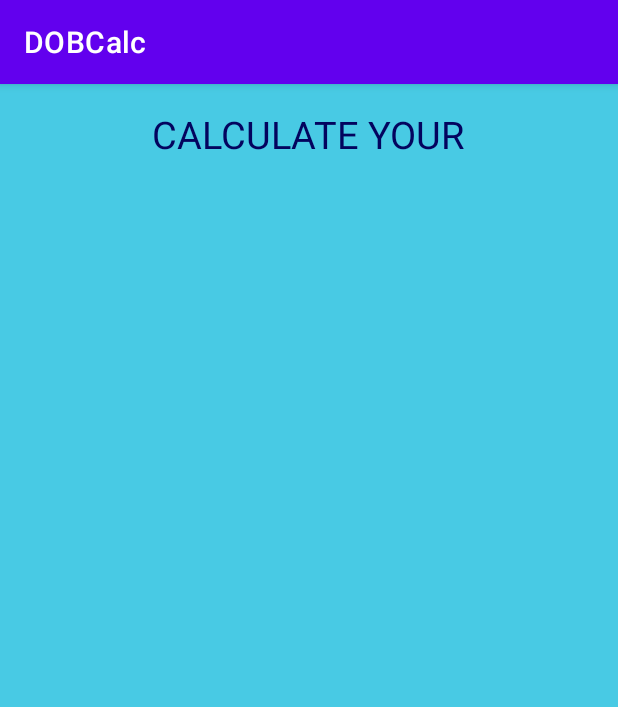
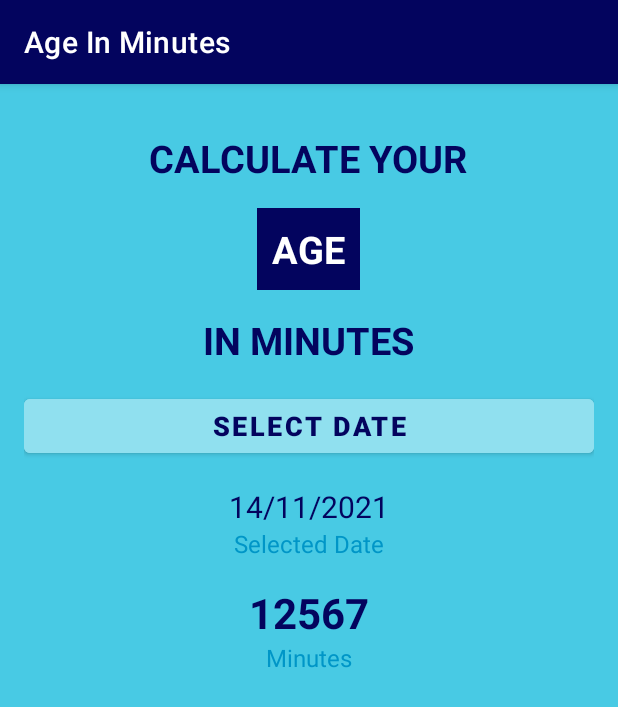
Before and after one commit to UwaisSaleh8141/DateOfBirthCalculator, an Android app: the screen it shows after launch (MainActivity), on a phone screen of 412 x 824 dp. Shown: the top 707 px of the screen. Run offline under Robolectric (Android 15) with nearby library versions, the phone set to English and light mode, and no system bars.

Commit message:
added text views,buttons and updated app name.

```diff
--- a/app/src/main/res/layout/activity_main.xml
+++ b/app/src/main/res/layout/activity_main.xml
@@ -7,15 +7,94 @@
     tools:context=".MainActivity"
     android:orientation="vertical"
     android:gravity="center_horizontal"
-    android:background="@color/bg_blue">
+    android:background="@color/bg_blue"
+    android:padding="16dp">
 
     <TextView
+        android:id="@+id/tv1"
         android:layout_width="wrap_content"
         android:layout_height="wrap_content"
         android:layout_marginTop="16dp"
         android:text="CALCULATE YOUR"
         android:textColor="@color/dark_blue"
         android:textSize="25sp"
+        android:textStyle="bold"
          />
 
+    <TextView
+        android:id="@+id/tv2"
+        android:layout_width="wrap_content"
+        android:layout_height="wrap_content"
+        android:layout_marginTop="16dp"
+        android:background="@color/dark_blue"
+        android:text="AGE"
+        android:padding="10dp"
+        android:textColor="@color/white"
+        android:textSize="25sp"
+        android:textStyle="bold"
+        />
+
+    <TextView
+        android:id="@+id/tv3"
+        android:layout_width="wrap_content"
+        android:layout_height="wrap_content"
+        android:layout_marginTop="16dp"
+        android:text="IN MINUTES"
+        android:textColor="@color/dark_blue"
+        android:textSize="25sp"
+        android:textStyle="bold"
+        />
+
+    <Button
+        android:id="@+id/btn1"
+        android:layout_width="match_parent"
+        android:layout_height="wrap_content"
+        android:text="SELECT DATE"
+        android:layout_marginTop="16dp"
+        android:textColor="@color/dark_blue"
+        android:backgroundTint="@color/bg_btn_blue"
+        android:textStyle="bold"
+        android:textSize="18sp"/>
+
+    <TextView
+        android:id="@+id/tv4"
+        android:layout_width="wrap_content"
+        android:layout_height="wrap_content"
+        android:layout_marginTop="16dp"
+        android:text="14/11/2021"
+        android:textColor="@color/dark_blue"
+        android:textSize="20sp"
+        />
+
+    <TextView
+        android:id="@+id/tv5"
+        android:layout_width="wrap_content"
+        android:layout_height="wrap_content"
+        android:text="Selected Date"
+        android:textColor="@color/faded_blue"
+        android:textSize="16sp"
+        />
+
+    <TextView
+        android:id="@+id/tv6"
+        android:layout_width="wrap_content"
+        android:layout_height="wrap_content"
+        android:layout_marginTop="16dp"
+        android:text="12567"
+        android:textStyle="bold"
+        android:textColor="@color/dark_blue"
+        android:textSize="28sp"
+        />
+
+    <TextView
+        android:id="@+id/tv7"
+        android:layout_width="wrap_content"
+        android:layout_height="wrap_content"
+        android:text="Minutes"
+        android:textColor="@color/faded_blue"
+        android:textSize="16sp"
+        />
+
+
+
 </LinearLayout>
--- a/app/src/main/res/values/colors.xml
+++ b/app/src/main/res/values/colors.xml
@@ -9,5 +9,7 @@
     <color name="white">#FFFFFFFF</color>
     <color name="dark_blue">#03045E</color>
     <color name="bg_blue">#48CAE4</color>
+    <color name="bg_btn_blue">#90E0EF</color>
+    <color name="faded_blue">#0096c7</color>
 
 </resources>
--- a/app/src/main/res/values/strings.xml
+++ b/app/src/main/res/values/strings.xml
@@ -1,3 +1,3 @@
 <resources>
-    <string name="app_name">DOBCalc</string>
+    <string name="app_name">Age In Minutes</string>
 </resources>
--- a/app/src/main/res/values/themes.xml
+++ b/app/src/main/res/values/themes.xml
@@ -2,7 +2,7 @@
     <!-- Base application theme. -->
     <style name="Theme.DOBCalc" parent="Theme.MaterialComponents.DayNight.DarkActionBar">
         <!-- Primary brand color. -->
-        <item name="colorPrimary">@color/purple_500</item>
+        <item name="colorPrimary">@color/dark_blue</item>
         <item name="colorPrimaryVariant">@color/purple_700</item>
         <item name="colorOnPrimary">@color/white</item>
         <!-- Secondary brand color. -->
```
